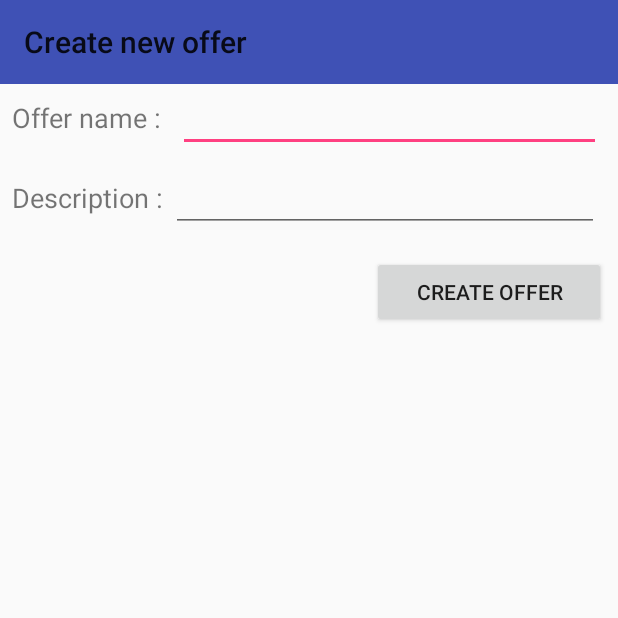
After one commit to SwengGolfTeam/Sweng_Golf, an Android app: the CreateOfferActivity screen opened directly, with no data from a screen before it, on a phone screen of 412 x 824 dp, the top half of it. The commit adds this screen. Run offline under Robolectric (Android 15) with nearby library versions, the phone set to English and light mode, and no system bars.

Commit message:
Create basic interface for offer creation
The interface is not fonctionnal yet, the button does nothing.

```diff
--- a/app/src/main/AndroidManifest.xml
+++ b/app/src/main/AndroidManifest.xml
@@ -16,6 +16,7 @@
                 <category android:name="android.intent.category.LAUNCHER" />
             </intent-filter>
         </activity>
+        <activity android:name=".CreateOfferActivity"></activity>
     </application>
 
 </manifest>
--- /dev/null
+++ b/app/src/main/java/ch/epfl/sweng/sweng_golf/CreateOfferActivity.java
@@ -0,0 +1,20 @@
+package ch.epfl.sweng.sweng_golf;
+
+import android.os.Bundle;
+import android.support.v7.app.AppCompatActivity;
+import android.support.v7.widget.Toolbar;
+
+/**
+ * The activity used to create offers
+ */
+public class CreateOfferActivity extends AppCompatActivity {
+
+
+    @Override
+    protected void onCreate(Bundle savedInstanceState) {
+        super.onCreate(savedInstanceState);
+        setContentView(R.layout.activity_create_offer);
+        Toolbar toolbar = findViewById(R.id.toolbar);
+        setSupportActionBar(toolbar);
+    }
+}
--- a/app/src/main/java/ch/epfl/sweng/sweng_golf/MainActivity.java
+++ b/app/src/main/java/ch/epfl/sweng/sweng_golf/MainActivity.java
@@ -1,7 +1,9 @@
 package ch.epfl.sweng.sweng_golf;
 
+import android.content.Intent;
 import android.support.v7.app.AppCompatActivity;
 import android.os.Bundle;
+import android.view.View;
 
 public class MainActivity extends AppCompatActivity {
 
@@ -10,4 +12,10 @@ public class MainActivity extends AppCompatActivity {
         super.onCreate(savedInstanceState);
         setContentView(R.layout.activity_main);
     }
+
+    public void loadOfferActivity(View view){
+        Intent intent = new Intent(this, CreateOfferActivity.class);
+        startActivity(intent);
+    }
+
 }
--- /dev/null
+++ b/app/src/main/res/layout/activity_create_offer.xml
@@ -0,0 +1,90 @@
+<?xml version="1.0" encoding="utf-8"?>
+<LinearLayout
+    android:layout_height="match_parent"
+    android:layout_width="match_parent"
+    android:orientation="vertical"
+    xmlns:android="http://schemas.android.com/apk/res/android"
+    xmlns:app="http://schemas.android.com/apk/res-auto"
+    xmlns:tools="http://schemas.android.com/tools">
+
+    <android.support.v7.widget.Toolbar
+        android:id="@+id/toolbar"
+        android:layout_width="match_parent"
+        android:layout_height="?attr/actionBarSize"
+        android:background="?attr/colorPrimary"
+        android:theme="@style/ThemeOverlay.AppCompat.ActionBar"
+        app:popupTheme="@style/ThemeOverlay.AppCompat.Light"
+        app:title="@string/create_new_offer"
+        app:layout_constraintTop_toTopOf="parent"
+        app:layout_constraintRight_toRightOf="parent"
+        app:layout_constraintLeft_toLeftOf="parent"/>
+
+
+
+<android.support.constraint.ConstraintLayout
+    android:layout_width="match_parent"
+    android:layout_height="match_parent">
+
+
+    <TextView
+        android:id="@+id/textView"
+        android:layout_width="wrap_content"
+        android:layout_height="wrap_content"
+        android:layout_marginLeft="8dp"
+        android:layout_marginStart="8dp"
+        android:text="@string/offer_name"
+        android:textSize="18dp"
+        app:layout_constraintBaseline_toBaselineOf="@+id/offer_name"
+
+        app:layout_constraintStart_toStartOf="parent" />
+
+    <EditText
+        android:id="@+id/offer_name"
+        android:layout_width="282dp"
+        android:layout_height="wrap_content"
+        android:layout_marginEnd="8dp"
+        android:layout_marginLeft="8dp"
+        android:layout_marginRight="8dp"
+        android:layout_marginStart="8dp"
+        android:layout_marginTop="8dp"
+        android:maxLength="@integer/offer_name_max_size"
+        android:singleLine="true"
+        app:layout_constraintEnd_toEndOf="parent"
+        app:layout_constraintStart_toEndOf="@+id/textView"
+        app:layout_constraintTop_toTopOf="@+id/toolbar" />
+
+    <TextView
+        android:id="@+id/textView2"
+        android:layout_width="wrap_content"
+        android:layout_height="wrap_content"
+        android:layout_marginLeft="8dp"
+        android:layout_marginStart="8dp"
+        android:text="@string/offer_description"
+        android:textSize="18dp"
+        app:layout_constraintBaseline_toBaselineOf="@+id/offer_description"
+        app:layout_constraintStart_toStartOf="parent" />
+
+    <EditText
+        android:id="@+id/offer_description"
+        android:layout_width="285dp"
+        android:layout_height="wrap_content"
+        android:layout_marginEnd="8dp"
+        android:layout_marginRight="8dp"
+        android:layout_marginTop="8dp"
+        android:maxLength="@integer/offer_description_max_size"
+        app:layout_constraintEnd_toEndOf="parent"
+        app:layout_constraintStart_toEndOf="@+id/textView2"
+        app:layout_constraintTop_toBottomOf="@+id/offer_name" />
+
+    <Button
+        android:id="@+id/button"
+        android:layout_width="156dp"
+        android:layout_height="wrap_content"
+        android:layout_marginEnd="8dp"
+        android:layout_marginRight="64dp"
+        android:layout_marginTop="16dp"
+        android:text="@string/button_create_offer"
+        app:layout_constraintEnd_toEndOf="parent"
+        app:layout_constraintTop_toBottomOf="@+id/offer_description" />
+</android.support.constraint.ConstraintLayout>
+</LinearLayout>
--- a/app/src/main/res/layout/activity_main.xml
+++ b/app/src/main/res/layout/activity_main.xml
@@ -6,13 +6,10 @@
     android:layout_height="match_parent"
     tools:context=".MainActivity">
 
-    <TextView
+    <Button
         android:layout_width="wrap_content"
         android:layout_height="wrap_content"
-        android:text="Hello World!"
-        app:layout_constraintBottom_toBottomOf="parent"
-        app:layout_constraintLeft_toLeftOf="parent"
-        app:layout_constraintRight_toRightOf="parent"
-        app:layout_constraintTop_toTopOf="parent" />
+        android:onClick="loadOfferActivity"
+        android:text="Create offer"/>
 
 </android.support.constraint.ConstraintLayout>
--- /dev/null
+++ b/app/src/main/res/values/integers.xml
@@ -0,0 +1,5 @@
+<?xml version="1.0" encoding="utf-8"?>
+<resources>
+    <integer name="offer_name_max_size">50</integer>
+    <integer name="offer_description_max_size">1000</integer>
+</resources>
--- a/app/src/main/res/values/strings.xml
+++ b/app/src/main/res/values/strings.xml
@@ -1,3 +1,7 @@
 <resources>
     <string name="app_name">Sweng_Golf</string>
+    <string name="offer_name">Offer name :</string>
+    <string name="offer_description">Description :</string>
+    <string name="create_new_offer">Create new offer</string>
+    <string name="button_create_offer">Create offer</string>
 </resources>
--- a/app/src/main/res/values/styles.xml
+++ b/app/src/main/res/values/styles.xml
@@ -1,7 +1,7 @@
 <resources>
 
     <!-- Base application theme. -->
-    <style name="AppTheme" parent="Theme.AppCompat.Light.DarkActionBar">
+    <style name="AppTheme" parent="Theme.AppCompat.Light.NoActionBar">
         <!-- Customize your theme here. -->
         <item name="colorPrimary">@color/colorPrimary</item>
         <item name="colorPrimaryDark">@color/colorPrimaryDark</item>
```
